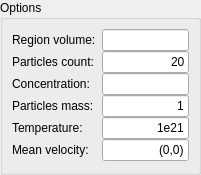
Old version of the form step/create_gas_particles.ui in the repository KDE/step.
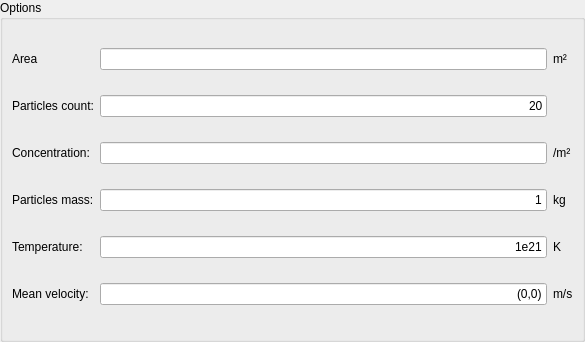
New version of the form.

Commit message: This is how I think the dialog should look like

```diff
--- a/step/create_gas_particles.ui
+++ b/step/create_gas_particles.ui
@@ -5,8 +5,8 @@
    <rect>
     <x>0</x>
     <y>0</y>
-    <width>201</width>
-    <height>175</height>
+    <width>585</width>
+    <height>342</height>
    </rect>
   </property>
   <property name="windowTitle" >
@@ -31,13 +31,10 @@
       <string>Options</string>
      </property>
      <layout class="QGridLayout" >
-      <property name="verticalSpacing" >
-       <number>0</number>
-      </property>
       <item row="0" column="0" >
        <widget class="QLabel" name="label_5" >
         <property name="text" >
-         <string>Region volume:</string>
+         <string>Area</string>
         </property>
        </widget>
       </item>
@@ -51,6 +48,13 @@
         </property>
        </widget>
       </item>
+      <item row="0" column="2" >
+       <widget class="QLabel" name="label_7" >
+        <property name="text" >
+         <string>m²</string>
+        </property>
+       </widget>
+      </item>
       <item row="1" column="0" >
        <widget class="QLabel" name="label" >
         <property name="text" >
@@ -82,6 +86,13 @@
         </property>
        </widget>
       </item>
+      <item row="2" column="2" >
+       <widget class="QLabel" name="label_10" >
+        <property name="text" >
+         <string>/m²</string>
+        </property>
+       </widget>
+      </item>
       <item row="3" column="0" >
        <widget class="QLabel" name="label_2" >
         <property name="text" >
@@ -99,6 +110,13 @@
         </property>
        </widget>
       </item>
+      <item row="3" column="2" >
+       <widget class="QLabel" name="label_9" >
+        <property name="text" >
+         <string>kg</string>
+        </property>
+       </widget>
+      </item>
       <item row="4" column="0" >
        <widget class="QLabel" name="label_3" >
         <property name="text" >
@@ -116,6 +134,13 @@
         </property>
        </widget>
       </item>
+      <item row="4" column="2" >
+       <widget class="QLabel" name="label_11" >
+        <property name="text" >
+         <string>K</string>
+        </property>
+       </widget>
+      </item>
       <item row="5" column="0" >
        <widget class="QLabel" name="label_4" >
         <property name="text" >
@@ -133,6 +158,13 @@
         </property>
        </widget>
       </item>
+      <item row="5" column="2" >
+       <widget class="QLabel" name="label_8" >
+        <property name="text" >
+         <string>m/s</string>
+        </property>
+       </widget>
+      </item>
      </layout>
     </widget>
    </item>
```
Left out of the diff: 18 changed lines with no effect on the pictures.
